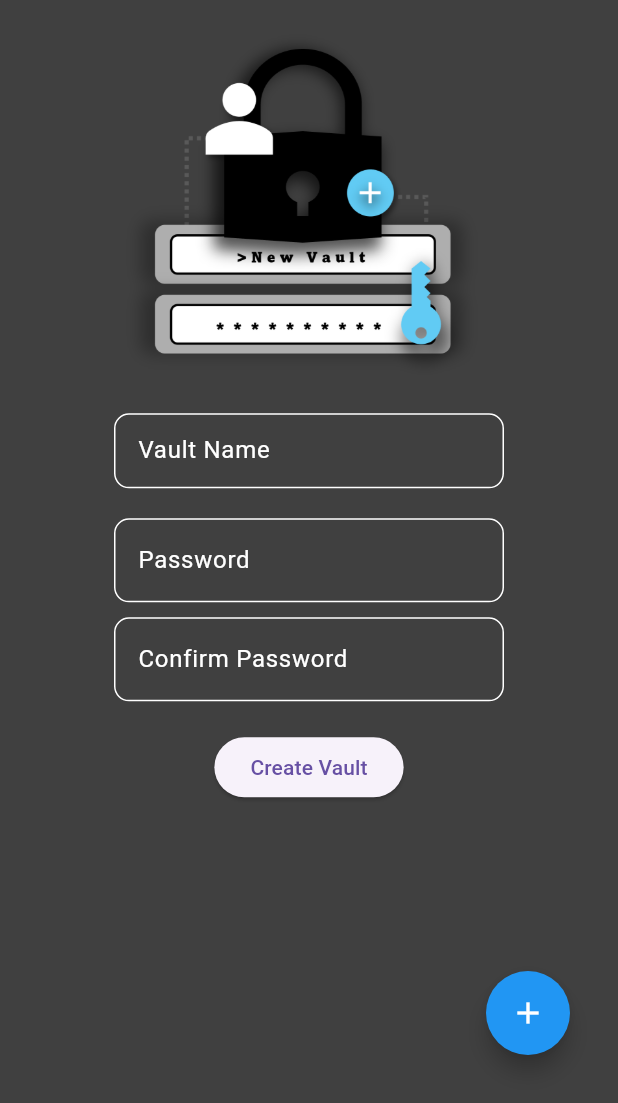
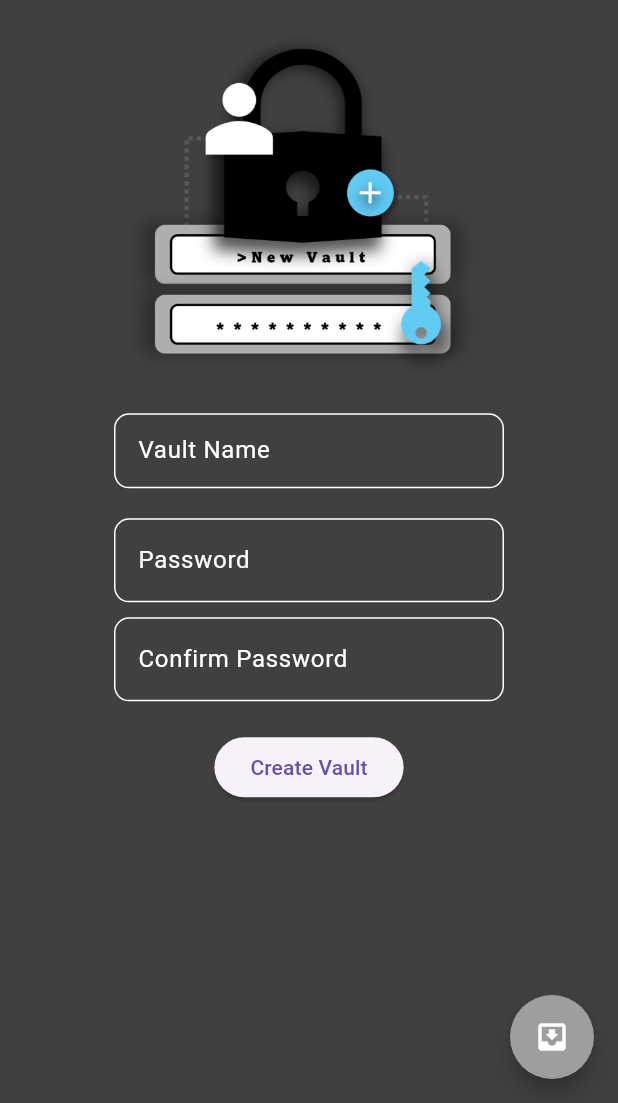
Before and after one commit to GaecKo/CryptedEye, a Flutter app: the SignUpPage screen opened by its route, on a phone screen of 412 x 824 dp, the part 133-1236 px from its top. Run offline on Flutter 3.47's test engine with Material 3 defaults, Android fonts, the phone set to English and light mode, and no system bars; drawn by our look-alikes of flutter_speed_dial; our stand-ins replace awesome_notifications, flutter_slidable, share_plus; missing offline and left inert: encrypt, flutter_file_dialog, pointycastle, restart_app.

Commit message:
better visuals + rebuilt of import vault

```diff
--- a/lib/main.dart
+++ b/lib/main.dart
@@ -27,7 +27,7 @@ void main() async {
           channelDescription: "Channel Notification for auto log-out",
           enableVibration: false),
     ],
-      debug: true);
+  );
 
   // create app observer and add it to App, so when it get closed we can
   // close the app cleanly
@@ -73,7 +73,7 @@ class _CryptedEyeState extends State<CryptedEye> {
     return MaterialApp(
       title: 'CryptedEye',
       routes: {
-        '/login': (context) => LoginPage(ctr: widget.ctr),
+        '/Login': (context) => LoginPage(ctr: widget.ctr),
         '/HomePage': (context) => HomePage(ctr: widget.ctr),
         '/SignUp': (context) => SignUpPage(ctr: widget.ctr),
         '/Settings': (context) => SettingsPage(ctr: widget.ctr),
--- a/lib/pages/signup.dart
+++ b/lib/pages/signup.dart
@@ -45,7 +45,7 @@ class _SignUpPageState extends State<SignUpPage> {
   }
 
   void _callLogIn() {
-    Navigator.pushReplacementNamed(context, '/login');
+    Navigator.pushReplacementNamed(context, '/Login');
   }
 
   void _signUp() async {
@@ -102,7 +102,8 @@ class _SignUpPageState extends State<SignUpPage> {
       // 3. finaly, apply retrieved key to app, and load it.
       ctr.loadApp(password, VaultName, key);
 
-      Navigator.pushReplacementNamed(context, '/HomePage', arguments: {"isStartup": true});
+      Navigator.pushReplacementNamed(context, '/HomePage',
+          arguments: {"isStartup": true});
     }
   }
 
@@ -121,8 +122,8 @@ class _SignUpPageState extends State<SignUpPage> {
                     TextStyle(fontStyle: FontStyle.italic, color: Colors.white),
               ));
 
-    List<String> vaults = ctr.getListOfVault();
-    if (vaults.length > 0) {
+    int nb_vaults = ctr.getListOfVault().length;
+    if (nb_vaults > 0) {
       canLog = login;
       title = " > New Vault";
     } else {
@@ -174,7 +175,10 @@ class _SignUpPageState extends State<SignUpPage> {
                   ],
                 ),
                 const SizedBox(height: 20),
-                Image.asset("lib/images/signup.png", width: 250,),
+                Image.asset(
+                  "lib/images/signup.png",
+                  width: 250,
+                ),
                 const SizedBox(height: 20),
                 Container(
                   width: 300,
@@ -214,11 +218,13 @@ class _SignUpPageState extends State<SignUpPage> {
                         labelStyle: const TextStyle(color: Colors.white),
                         enabledBorder: OutlineInputBorder(
                           borderRadius: BorderRadius.circular(10),
-                          borderSide: BorderSide(color: _passwordContainerColor),
+                          borderSide:
+                              BorderSide(color: _passwordContainerColor),
                         ),
                         focusedBorder: OutlineInputBorder(
                           borderRadius: BorderRadius.circular(10),
-                          borderSide: BorderSide(color: _passwordContainerColor),
+                          borderSide:
+                              BorderSide(color: _passwordContainerColor),
                         ),
                         errorText: _passwordError,
                       ),
@@ -255,27 +261,6 @@ class _SignUpPageState extends State<SignUpPage> {
                   ),
                 ),
                 const SizedBox(height: 20),
-                // REMOVED TEMPORALLY AS BACKEND ISN'T WORKING
-                /*Row(
-                  mainAxisAlignment: MainAxisAlignment.center,
-                  children: [
-                    const Text(
-                      'Load with Secure Context',
-                      style: TextStyle(color: Colors.white, fontSize: 18),
-                    ),
-                    const SizedBox(width: 10,),
-                    Switch(
-                      value: _loadWithSecureContext,
-                      onChanged: (bool value) {
-                        setState(() {
-                          _loadWithSecureContext = value;
-                        });
-                      },
-                      activeColor: Colors.blue,
-                      inactiveTrackColor: Colors.grey,
-                    ),
-                  ],
-                ),*/
                 _isLoading
                     ? CircularProgressIndicator()
                     : ElevatedButton(
@@ -288,29 +273,23 @@ class _SignUpPageState extends State<SignUpPage> {
           ),
         ),
       ),
-      floatingActionButton: Stack(
-          children: [
-            Positioned(
-              right: 16.0,
-              bottom: 16.0,
-              child: SpeedDial(
-                icon: Icons.add,
+      floatingActionButton: SpeedDial(
+        icon: Icons.move_to_inbox,
         activeIcon: Icons.close,
-                backgroundColor: Colors.blue,
+        backgroundColor: Colors.grey,
         foregroundColor: Colors.white,
         animatedIconTheme: const IconThemeData(size: 22.0),
         children: [
           SpeedDialChild(
-                    child: const Icon(Icons.password),
+            child: const Icon(Icons.import_export),
             backgroundColor: Colors.blue,
             label: 'Import new Vault',
             labelStyle: const TextStyle(fontSize: 16.0),
             onTap: () {
               _showImportConfirmationDialog(context);
+              setState(() {});
+              Navigator.of(context).pushReplacementNamed('Login');
             },
-                  ),
-                ],
-              ),
           ),
         ],
       ),
@@ -334,7 +313,7 @@ class _SignUpPageState extends State<SignUpPage> {
                   Navigator.of(context).pop();
                   _showImportFailureMessage(context);
                 }
-
+                setState(() {});
               },
               child: const Text('Import'),
             ),
@@ -376,7 +355,8 @@ class _SignUpPageState extends State<SignUpPage> {
       builder: (BuildContext context) {
         return AlertDialog(
           title: const Text('Import Failed'),
-          content: const Text("Your data wasn't imported, please retry. Make sure you selected a valid Vault image. The file name should finish with '.CryptedEye.tar'. Make sure you don't already have a vault with the same name."),
+          content: const Text(
+              "Your data wasn't imported, please retry. Make sure you selected a valid Vault image. The file name should finish with '.CryptedEye.tar'. Make sure you don't already have a vault with the same name."),
           actions: <Widget>[
             TextButton(
               onPressed: () {
```
Also changed, not shown: lib/pages/login.dart (+13 -15 lines). Lines whose indentation alone changed are shown as unchanged.
